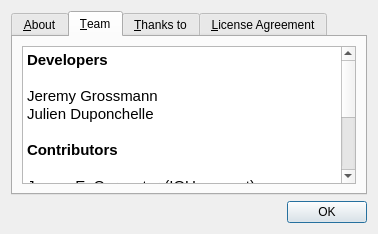
Above: gns3/ui/about_dialog.ui from GNS3/gns3-gui before the change. Below: the same form after it.
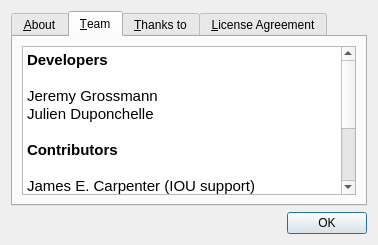
That is the form after the change. The open tabs and pages were chosen to show the change. Icons and pictures are not drawn.

Patch:
```diff
--- a/gns3/ui/about_dialog.ui
+++ b/gns3/ui/about_dialog.ui
@@ -10,7 +10,7 @@
     <x>0</x>
     <y>0</y>
     <width>378</width>
-    <height>234</height>
+    <height>245</height>
    </rect>
   </property>
   <property name="windowTitle">
@@ -87,21 +87,21 @@
           <string>&lt;!DOCTYPE HTML PUBLIC &quot;-//W3C//DTD HTML 4.0//EN&quot; &quot;http://www.w3.org/TR/REC-html40/strict.dtd&quot;&gt;
 &lt;html&gt;&lt;head&gt;&lt;meta name=&quot;qrichtext&quot; content=&quot;1&quot; /&gt;&lt;style type=&quot;text/css&quot;&gt;
 p, li { white-space: pre-wrap; }
-&lt;/style&gt;&lt;/head&gt;&lt;body style=&quot; font-family:'Ubuntu'; font-size:11pt; font-weight:400; font-style:normal;&quot;&gt;
-&lt;p style=&quot; margin-top:0px; margin-bottom:0px; margin-left:0px; margin-right:0px; -qt-block-indent:0; text-indent:0px;&quot;&gt;&lt;span style=&quot; font-weight:600;&quot;&gt;Developers&lt;/span&gt;&lt;/p&gt;
-&lt;p style=&quot;-qt-paragraph-type:empty; margin-top:0px; margin-bottom:0px; margin-left:0px; margin-right:0px; -qt-block-indent:0; text-indent:0px;&quot;&gt;&lt;br /&gt;&lt;/p&gt;
-&lt;p style=&quot; margin-top:0px; margin-bottom:0px; margin-left:0px; margin-right:0px; -qt-block-indent:0; text-indent:0px;&quot;&gt;Jeremy Grossmann&lt;/p&gt;
-&lt;p style=&quot; margin-top:0px; margin-bottom:0px; margin-left:0px; margin-right:0px; -qt-block-indent:0; text-indent:0px;&quot;&gt;Julien Duponchelle&lt;/p&gt;
-&lt;p style=&quot;-qt-paragraph-type:empty; margin-top:0px; margin-bottom:0px; margin-left:0px; margin-right:0px; -qt-block-indent:0; text-indent:0px;&quot;&gt;&lt;br /&gt;&lt;/p&gt;
-&lt;p style=&quot; margin-top:0px; margin-bottom:0px; margin-left:0px; margin-right:0px; -qt-block-indent:0; text-indent:0px;&quot;&gt;&lt;span style=&quot; font-weight:600;&quot;&gt;Contributors&lt;/span&gt;&lt;/p&gt;
-&lt;p style=&quot;-qt-paragraph-type:empty; margin-top:0px; margin-bottom:0px; margin-left:0px; margin-right:0px; -qt-block-indent:0; text-indent:0px; font-weight:600;&quot;&gt;&lt;br /&gt;&lt;/p&gt;
-&lt;p style=&quot; margin-top:0px; margin-bottom:0px; margin-left:0px; margin-right:0px; -qt-block-indent:0; text-indent:0px;&quot;&gt;James E. Carpenter (IOU support)&lt;/p&gt;
-&lt;p style=&quot; margin-top:0px; margin-bottom:0px; margin-left:0px; margin-right:0px; -qt-block-indent:0; text-indent:0px;&quot;&gt;Daniel Lintott (NET file import)&lt;/p&gt;
-&lt;p style=&quot; margin-top:0px; margin-bottom:0px; margin-left:0px; margin-right:0px; -qt-block-indent:0; text-indent:0px;&quot;&gt;Marc Weisel (Mac OS X packaging)&lt;/p&gt;
-&lt;p style=&quot; margin-top:0px; margin-bottom:0px; margin-left:0px; margin-right:0px; -qt-block-indent:0; text-indent:0px;&quot;&gt;Alexey Eromenko (VirtualBox support)&lt;/p&gt;
-&lt;p style=&quot; margin-top:0px; margin-bottom:0px; margin-left:0px; margin-right:0px; -qt-block-indent:0; text-indent:0px;&quot;&gt;Vasil Rangelov (Qemu &amp;amp; GUI improvements)&lt;/p&gt;
-&lt;p style=&quot; margin-top:0px; margin-bottom:0px; margin-left:0px; margin-right:0px; -qt-block-indent:0; text-indent:0px;&quot;&gt;Bernhard Ehlers (IOU NVRAM import/export)&lt;/p&gt;
-&lt;p style=&quot;-qt-paragraph-type:empty; margin-top:0px; margin-bottom:0px; margin-left:0px; margin-right:0px; -qt-block-indent:0; text-indent:0px;&quot;&gt;&lt;br /&gt;&lt;/p&gt;&lt;/body&gt;&lt;/html&gt;</string>
+&lt;/style&gt;&lt;/head&gt;&lt;body style=&quot; font-family:'.SF NS Text'; font-size:13pt; font-weight:400; font-style:normal;&quot;&gt;
+&lt;p style=&quot; margin-top:0px; margin-bottom:0px; margin-left:0px; margin-right:0px; -qt-block-indent:0; text-indent:0px;&quot;&gt;&lt;span style=&quot; font-family:'Ubuntu'; font-size:11pt; font-weight:600;&quot;&gt;Developers&lt;/span&gt;&lt;/p&gt;
+&lt;p style=&quot;-qt-paragraph-type:empty; margin-top:0px; margin-bottom:0px; margin-left:0px; margin-right:0px; -qt-block-indent:0; text-indent:0px; font-family:'Ubuntu'; font-size:11pt;&quot;&gt;&lt;br /&gt;&lt;/p&gt;
+&lt;p style=&quot; margin-top:0px; margin-bottom:0px; margin-left:0px; margin-right:0px; -qt-block-indent:0; text-indent:0px;&quot;&gt;&lt;span style=&quot; font-family:'Ubuntu'; font-size:11pt;&quot;&gt;Jeremy Grossmann&lt;/span&gt;&lt;/p&gt;
+&lt;p style=&quot; margin-top:0px; margin-bottom:0px; margin-left:0px; margin-right:0px; -qt-block-indent:0; text-indent:0px;&quot;&gt;&lt;span style=&quot; font-family:'Ubuntu'; font-size:11pt;&quot;&gt;Julien Duponchelle&lt;/span&gt;&lt;/p&gt;
+&lt;p style=&quot;-qt-paragraph-type:empty; margin-top:0px; margin-bottom:0px; margin-left:0px; margin-right:0px; -qt-block-indent:0; text-indent:0px; font-family:'Ubuntu'; font-size:11pt;&quot;&gt;&lt;br /&gt;&lt;/p&gt;
+&lt;p style=&quot; margin-top:0px; margin-bottom:0px; margin-left:0px; margin-right:0px; -qt-block-indent:0; text-indent:0px;&quot;&gt;&lt;span style=&quot; font-family:'Ubuntu'; font-size:11pt; font-weight:600;&quot;&gt;Contributors&lt;/span&gt;&lt;/p&gt;
+&lt;p style=&quot;-qt-paragraph-type:empty; margin-top:0px; margin-bottom:0px; margin-left:0px; margin-right:0px; -qt-block-indent:0; text-indent:0px; font-family:'Ubuntu'; font-size:11pt; font-weight:600;&quot;&gt;&lt;br /&gt;&lt;/p&gt;
+&lt;p style=&quot; margin-top:0px; margin-bottom:0px; margin-left:0px; margin-right:0px; -qt-block-indent:0; text-indent:0px;&quot;&gt;&lt;span style=&quot; font-family:'Ubuntu'; font-size:11pt;&quot;&gt;James E. Carpenter (IOU support)&lt;/span&gt;&lt;/p&gt;
+&lt;p style=&quot; margin-top:0px; margin-bottom:0px; margin-left:0px; margin-right:0px; -qt-block-indent:0; text-indent:0px;&quot;&gt;&lt;span style=&quot; font-family:'Ubuntu'; font-size:11pt;&quot;&gt;Daniel Lintott (NET file import)&lt;/span&gt;&lt;/p&gt;
+&lt;p style=&quot; margin-top:0px; margin-bottom:0px; margin-left:0px; margin-right:0px; -qt-block-indent:0; text-indent:0px;&quot;&gt;&lt;span style=&quot; font-family:'Ubuntu'; font-size:11pt;&quot;&gt;Marc Weisel (Mac OS X packaging)&lt;/span&gt;&lt;/p&gt;
+&lt;p style=&quot; margin-top:0px; margin-bottom:0px; margin-left:0px; margin-right:0px; -qt-block-indent:0; text-indent:0px;&quot;&gt;&lt;span style=&quot; font-family:'Ubuntu'; font-size:11pt;&quot;&gt;Alexey Eromenko (VirtualBox support)&lt;/span&gt;&lt;/p&gt;
+&lt;p style=&quot; margin-top:0px; margin-bottom:0px; margin-left:0px; margin-right:0px; -qt-block-indent:0; text-indent:0px;&quot;&gt;&lt;span style=&quot; font-family:'Ubuntu'; font-size:11pt;&quot;&gt;Vasil Rangelov (Qemu &amp;amp; GUI improvements)&lt;/span&gt;&lt;/p&gt;
+&lt;p style=&quot; margin-top:0px; margin-bottom:0px; margin-left:0px; margin-right:0px; -qt-block-indent:0; text-indent:0px;&quot;&gt;&lt;span style=&quot; font-family:'Ubuntu'; font-size:11pt;&quot;&gt;Bernhard Ehlers (IOU NVRAM import/export)&lt;/span&gt;&lt;/p&gt;
+&lt;p style=&quot;-qt-paragraph-type:empty; margin-top:0px; margin-bottom:0px; margin-left:0px; margin-right:0px; -qt-block-indent:0; text-indent:0px; font-family:'Ubuntu'; font-size:11pt;&quot;&gt;&lt;br /&gt;&lt;/p&gt;&lt;/body&gt;&lt;/html&gt;</string>
          </property>
          <property name="textInteractionFlags">
           <set>Qt::TextBrowserInteraction</set>
```
Left out of the diff: 2 changed lines with no effect on the pictures.
